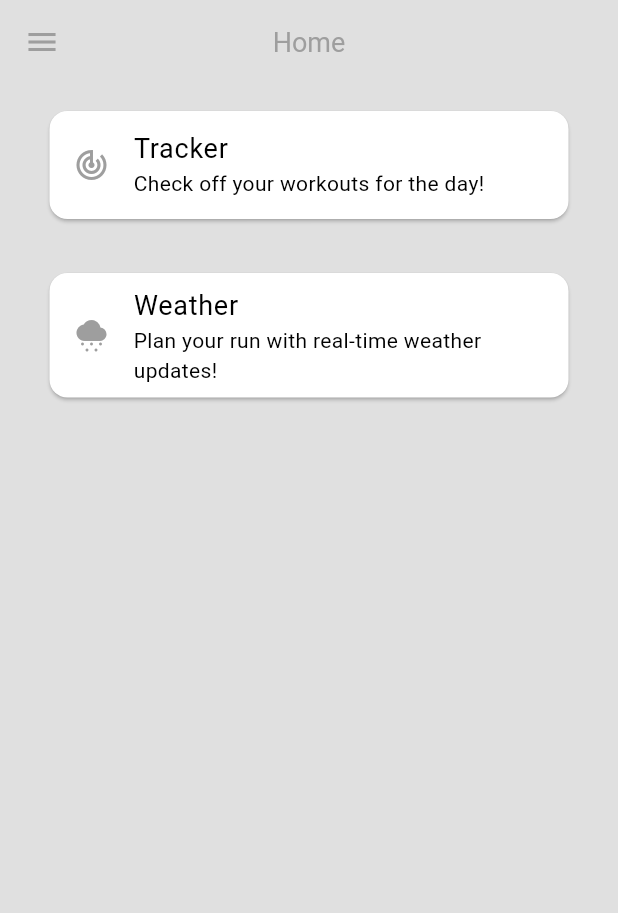
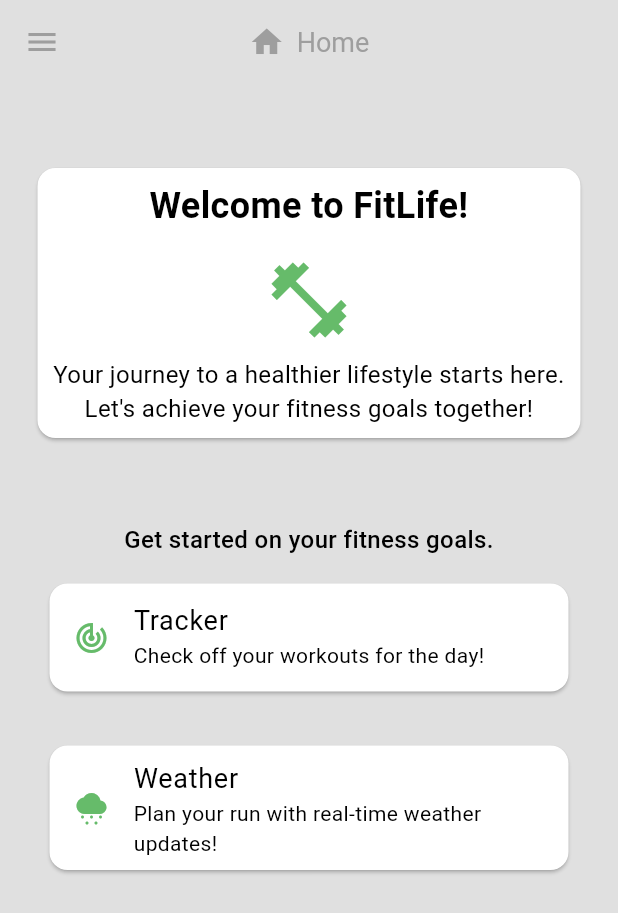
Before and after one commit to SherollK/PlanMyWorkout, a Flutter app: the screen it shows once a user with an empty profile is signed in, on a phone screen of 412 x 824 dp. Shown: the top 913 px of the screen. Run offline on Flutter 3.47's test engine with Material 3 defaults, Android fonts, the phone set to English and light mode, and no system bars; our stand-ins replace firebase_auth, firebase_core, google_nav_bar, weather; accounts and stored records are empty.

Commit message:
Home Page UI adjustments

```diff
--- /dev/null
+++ b/lib/components/main_card.dart
@@ -0,0 +1,38 @@
+import 'package:flutter/material.dart';
+
+class MainCard extends StatelessWidget {
+  const MainCard({super.key});
+
+  @override
+  Widget build(BuildContext context) {
+    return  Card(
+      margin: const EdgeInsets.symmetric(vertical: 10.0, horizontal: 25.0),
+      child: Padding(
+        padding: const EdgeInsets.all(8.0),
+        child: Column(
+          mainAxisAlignment: MainAxisAlignment.center,
+          crossAxisAlignment: CrossAxisAlignment.center,
+          children: [
+            const Text(
+              'Welcome to FitLife!',
+              style: TextStyle(fontSize: 24, fontWeight: FontWeight.bold),
+              textAlign: TextAlign.center,
+            ),
+            const SizedBox(height: 16),
+            Icon(
+              Icons.fitness_center,
+              size: 60,
+              color: Colors.green.shade400,
+            ),
+            const SizedBox(height: 8),
+            const Text(
+              'Your journey to a healthier lifestyle starts here. Let\'s achieve your fitness goals together!',
+              style: TextStyle(fontSize: 16),
+              textAlign: TextAlign.center,
+            ),
+          ],
+        ),
+      ),
+    );
+  }
+}
--- a/lib/components/my_card.dart
+++ b/lib/components/my_card.dart
@@ -21,7 +21,7 @@ class MyCard extends StatelessWidget {
       child: Card(
         margin: const EdgeInsets.symmetric(vertical: 10.0, horizontal: 25.0),
         child: ListTile(
-          leading: Icon(icon, color: Theme.of(context).colorScheme.primary),
+          leading: Icon(icon, color: Colors.green.shade400),
           title: Text(title, style: const TextStyle(fontSize: 18.0)),
           subtitle: Text(subtitle),
           onTap: () {
--- a/lib/pages/home_page.dart
+++ b/lib/pages/home_page.dart
@@ -1,4 +1,5 @@
 import 'package:flutter/material.dart';
+import 'package:flutter_application/components/main_card.dart';
 import 'package:flutter_application/components/my_card.dart';
 import 'package:flutter_application/components/my_drawer.dart';
 import 'package:flutter_application/pages/tracker_page.dart';
@@ -13,8 +14,18 @@ class HomePage extends StatelessWidget{
     return Scaffold(
       backgroundColor: Theme.of(context).colorScheme.background,
       appBar: AppBar(
-        titleTextStyle: TextStyle(fontSize: 18,color: Theme.of(context).colorScheme.primary),
-        title: const Text("Home"),
+        titleTextStyle: TextStyle(
+            fontSize: 18, color: Theme.of(context).colorScheme.primary),
+        title: Row(
+          mainAxisSize: MainAxisSize
+              .min,
+          children: [
+            Icon(Icons.home,
+                color: Theme.of(context).colorScheme.primary),
+            const SizedBox(width: 8),
+            const Text("Home"),
+          ],
+        ),
         backgroundColor: Colors.transparent,
         elevation: 0,
         foregroundColor: Theme.of(context).colorScheme.primary,
@@ -23,6 +34,20 @@ class HomePage extends StatelessWidget{
       drawer: const MyDrawer(),
       body: ListView(
         children: const [
+          SizedBox(height: 46),
+          MainCard(),
+          SizedBox(height: 46),
+          Padding(
+            padding: EdgeInsets.symmetric(horizontal: 20.0),
+            child: Text(
+              'Get started on your fitness goals.',
+              style: TextStyle(
+                fontSize: 16,
+                fontWeight: FontWeight.w500
+              ),
+              textAlign: TextAlign.center,
+            ),
+          ),
           MyCard(
             title: 'Tracker',
             subtitle: 'Check off your workouts for the day!',
```
